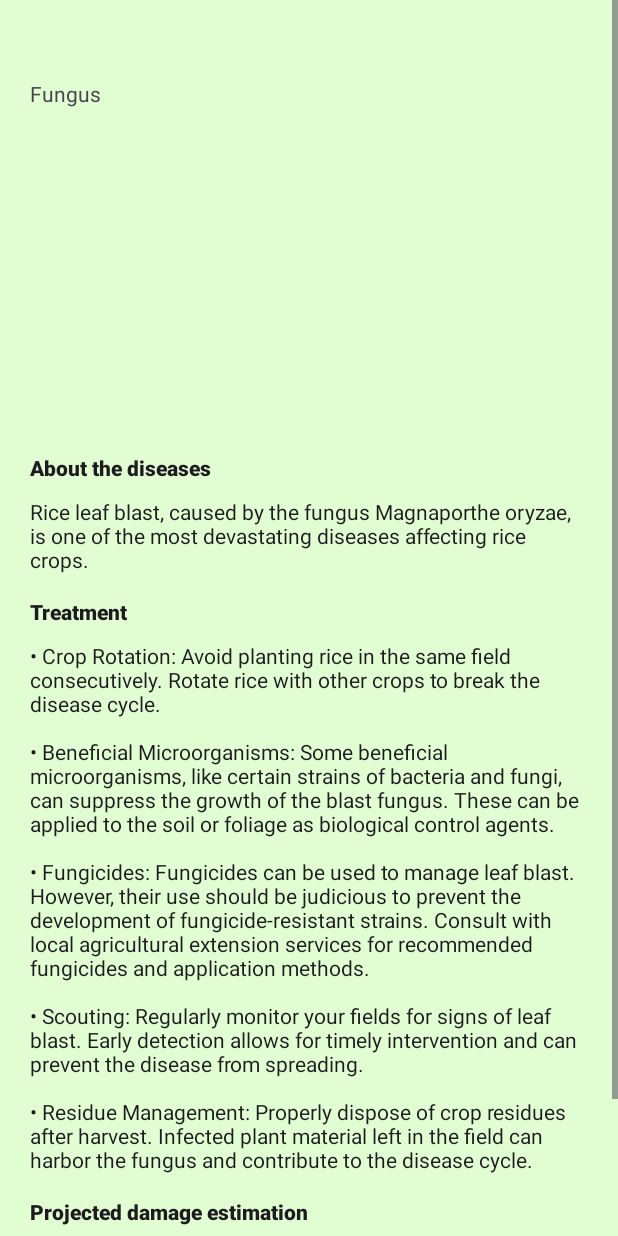
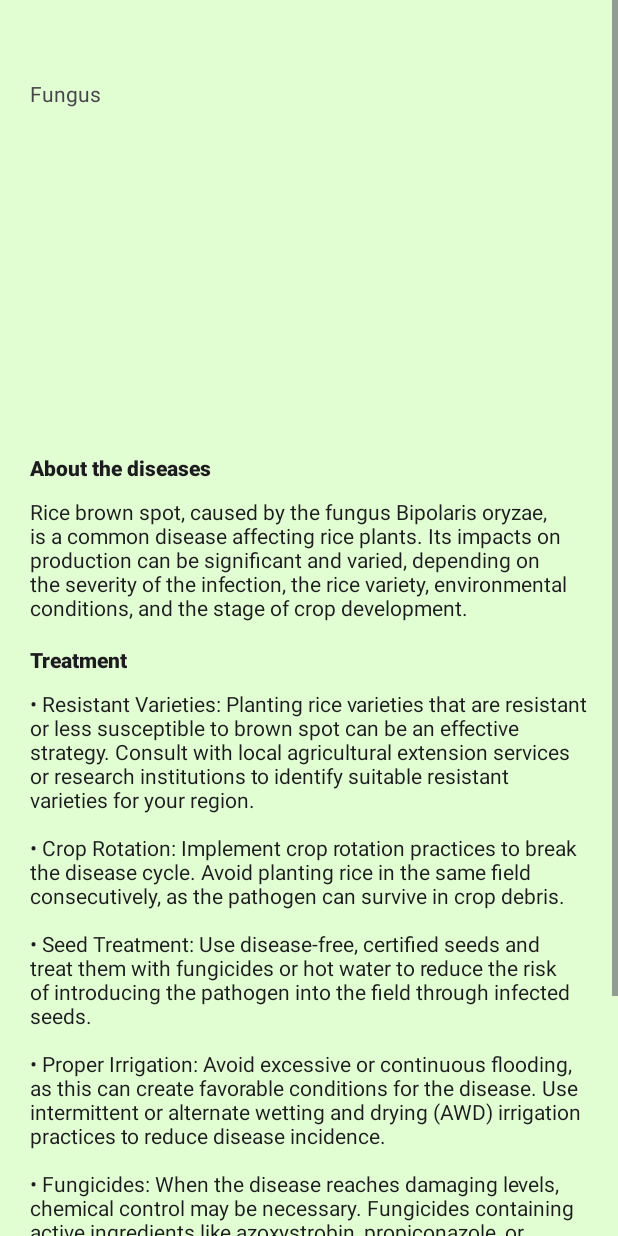
Before and after one commit to mnbvcxz24/RiceDoc, an Android app: the BrownSpot screen opened directly, with no data from a screen before it, on a phone screen of 412 x 824 dp. Run offline under Robolectric (Android 15) with nearby library versions, the phone set to English and light mode, and no system bars.

Commit message:
description 13

```diff
--- a/app/src/main/res/layout/activity_brown_spot.xml
+++ b/app/src/main/res/layout/activity_brown_spot.xml
@@ -61,7 +61,7 @@
             android:layout_marginTop="10dp"
             android:layout_marginHorizontal="20dp"
             android:textAppearance="@style/TextAppearance.AppCompat.Body1"
-            android:text="Rice leaf blast, caused by the fungus Magnaporthe oryzae, is one of the most devastating diseases affecting rice crops."
+            android:text="Rice brown spot, caused by the fungus Bipolaris oryzae, is a common disease affecting rice plants. Its impacts on production can be significant and varied, depending on the severity of the infection, the rice variety, environmental conditions, and the stage of crop development."
             />
 
         <TextView
@@ -83,11 +83,11 @@
             android:layout_marginTop="10dp"
             android:layout_marginHorizontal="20dp"
             android:textAppearance="@style/TextAppearance.AppCompat.Body1"
-            android:text="• Crop Rotation: Avoid planting rice in the same field consecutively. Rotate rice with other crops to break the disease cycle.
-            \n\n• Beneficial Microorganisms: Some beneficial microorganisms, like certain strains of bacteria and fungi, can suppress the growth of the blast fungus. These can be applied to the soil or foliage as biological control agents.
-            \n\n• Fungicides: Fungicides can be used to manage leaf blast. However, their use should be judicious to prevent the development of fungicide-resistant strains. Consult with local agricultural extension services for recommended fungicides and application methods.
-\n\n• Scouting: Regularly monitor your fields for signs of leaf blast. Early detection allows for timely intervention and can prevent the disease from spreading.
-\n\n• Residue Management: Properly dispose of crop residues after harvest. Infected plant material left in the field can harbor the fungus and contribute to the disease cycle."
+            android:text="• Resistant Varieties: Planting rice varieties that are resistant or less susceptible to brown spot can be an effective strategy. Consult with local agricultural extension services or research institutions to identify suitable resistant varieties for your region.
+            \n\n• Crop Rotation: Implement crop rotation practices to break the disease cycle. Avoid planting rice in the same field consecutively, as the pathogen can survive in crop debris.
+            \n\n• Seed Treatment: Use disease-free, certified seeds and treat them with fungicides or hot water to reduce the risk of introducing the pathogen into the field through infected seeds.
+\n\n• Proper Irrigation: Avoid excessive or continuous flooding, as this can create favorable conditions for the disease. Use intermittent or alternate wetting and drying (AWD) irrigation practices to reduce disease incidence.
+\n\n• Fungicides: When the disease reaches damaging levels, chemical control may be necessary. Fungicides containing active ingredients like azoxystrobin, propiconazole, or tricyclazole are effective against rice brown spot. Follow the recommended application rates and timing provided on the product label."
             />
 
         <TextView
@@ -109,7 +109,7 @@
             android:layout_marginTop="10dp"
             android:layout_marginHorizontal="20dp"
             android:textAppearance="@style/TextAppearance.AppCompat.Body1"
-            android:text="Blast infection can lead to significant yield losses, sometimes up to 30-50% or even complete crop failure in severe cases. This can directly affect food security in regions where rice is a staple food.\n\n"
+            android:text="Brown spot affects the photosynthetic capacity of the leaves, leading to reduced grain filling and ultimately decreased yield. Severe infections can cause significant yield losses, sometimes up to 50% or more.\n\n"
             />
 
 
```
Also changed, not shown: app/src/main/res/layout/activity_leaf_folder.xml (+7 -7 lines), app/src/main/res/layout/activity_sheath_blight.xml (+7 -7 lines), app/src/main/res/layout/activity_stem_borer.xml (+7 -7 lines), app/src/main/res/layout/activity_tungro.xml (+7 -7 lines).
